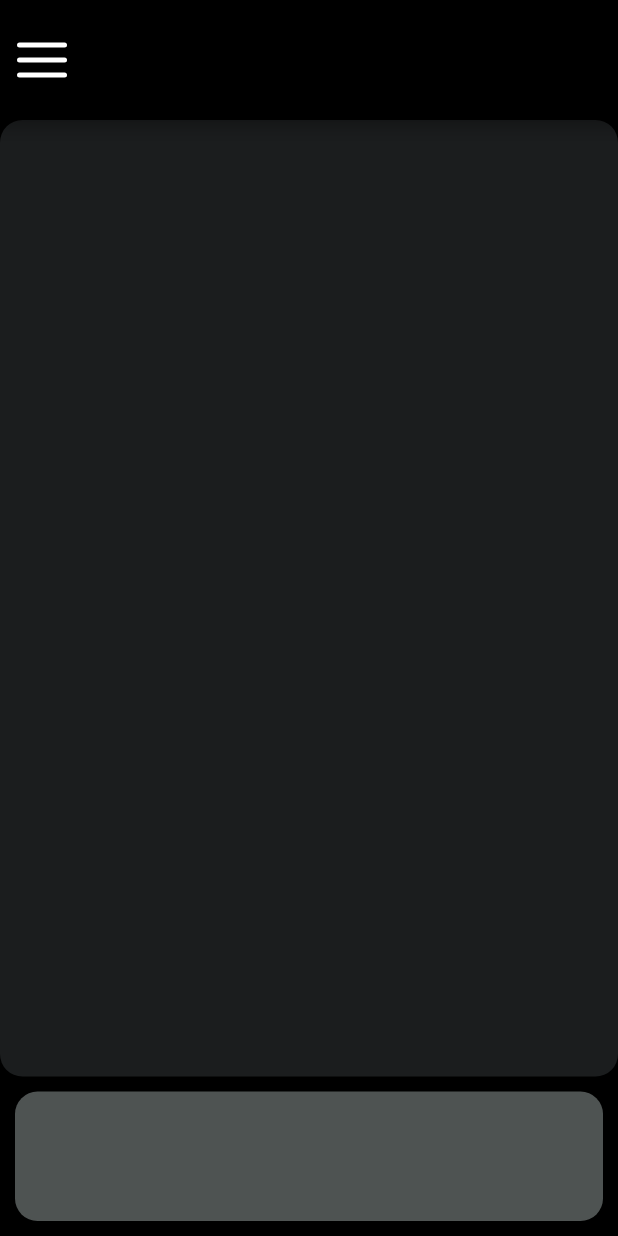
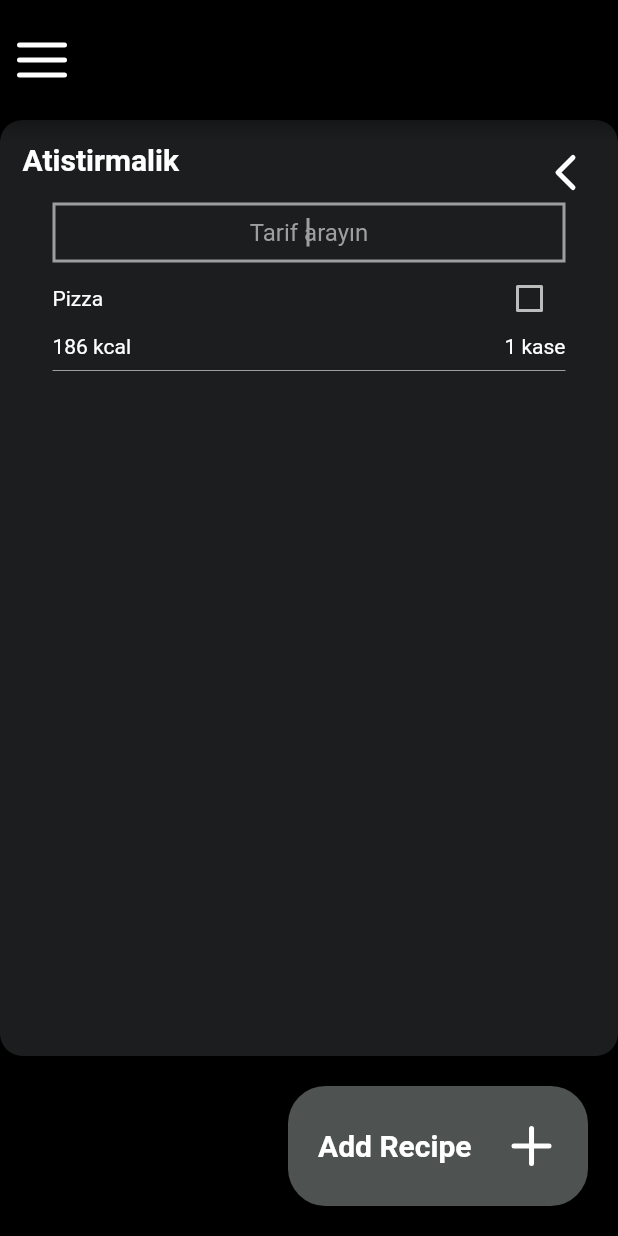
Before and after one commit to engineerturph/diethelper, a Flutter app: the screen it shows after launch, after a tap on an icon or button, on a phone screen of 412 x 824 dp. Run offline on Flutter 3.47's test engine with Material 2 defaults, Android fonts, the phone set to English and light mode, and no system bars; our stand-ins replace flutter_feather_icons.

Commit message:
meal page improvements

```diff
--- a/lib/constants.dart
+++ b/lib/constants.dart
@@ -2,3 +2,33 @@ import 'package:flutter/material.dart';
 
 const kMainColor = Color(0xFF1B1D1E);
 const kSecondaryColor = Color(0xFF4E5352);
+
+const kMiddleTextStyle =
+    TextStyle(color: Colors.white, fontWeight: FontWeight.bold, fontSize: 20.0);
+
+const kTextFieldDecoration = InputDecoration(
+  hintText: 'Tarif arayın',
+  hintStyle: TextStyle(color: Colors.grey),
+  border: OutlineInputBorder(
+    borderRadius: BorderRadius.zero,
+    borderSide: BorderSide(color: Colors.grey),
+  ),
+  constraints: BoxConstraints(maxHeight: 40.0),
+  contentPadding: EdgeInsets.zero,
+  enabledBorder: OutlineInputBorder(),
+);
+
+class MyColor extends MaterialStateColor {
+  const MyColor() : super(_defaultColor);
+
+  static const int _defaultColor = 0xFF1B1D1E;
+  static const int _pressedColor = 0xde000000;
+
+  @override
+  Color resolve(Set<MaterialState> states) {
+    if (states.contains(MaterialState.pressed)) {
+      return const Color(_pressedColor);
+    }
+    return const Color(_defaultColor);
+  }
+}
--- a/lib/main.dart
+++ b/lib/main.dart
@@ -1,7 +1,8 @@
 import 'package:flutter/material.dart';
 import 'package:cupertino_icons/cupertino_icons.dart';
 import 'screens/main_screen.dart';
-import 'package:diethelper/screens/secondary_screen.dart';
+import 'package:diethelper/screens/meal_screen.dart';
+import 'constants.dart';
 
 void main() {
   runApp(const MyApp());
@@ -17,12 +18,21 @@ class MyApp extends StatelessWidget {
       debugShowCheckedModeBanner: false,
       title: 'Flutter Demo',
       theme: ThemeData(
-        primarySwatch: Colors.blue,
+        brightness: Brightness.dark,
+        primarySwatch: Colors.grey,
+        primaryColor: Colors.black,
+        textButtonTheme: TextButtonThemeData(
+          style: ButtonStyle(
+            padding: MaterialStateProperty.all<EdgeInsets>(EdgeInsets.zero),
+            minimumSize: MaterialStateProperty.all<Size>(Size.zero),
+            overlayColor: MyColor(),
+          ),
+        ),
       ),
       initialRoute: MainScreen.id,
       routes: {
         MainScreen.id: (context) => MainScreen(),
-        SecondaryScreen.id: (context) => SecondaryScreen(),
+        MealScreen.id: (context) => MealScreen(),
       },
     );
   }
--- a/lib/screens/main_screen.dart
+++ b/lib/screens/main_screen.dart
@@ -1,4 +1,4 @@
-import 'package:diethelper/screens/secondary_screen.dart';
+import 'package:diethelper/screens/meal_screen.dart';
 import 'package:flutter/material.dart';
 import "package:flutter_feather_icons/flutter_feather_icons.dart";
 import 'package:diethelper/constants.dart';
@@ -142,20 +142,19 @@ class mealBox extends StatelessWidget {
         children: [
           Text(
             innerText,
-            style: TextStyle(color: Colors.white),
+            style: TextStyle(color: Colors.white, fontWeight: FontWeight.bold),
           ),
           TextButton(
-            style: ButtonStyle(overlayColor: MyColor()),
             onPressed: () {
               Navigator.push(
                 context,
-                MaterialPageRoute(builder: (context) => SecondaryScreen()),
+                MaterialPageRoute(builder: (context) => MealScreen()),
               );
             },
             child: Icon(
               FeatherIcons.plusSquare,
+              size: 40.0,
               color: Colors.white,
-              size: 40.0,
             ),
           )
         ],
@@ -168,18 +167,3 @@ class mealBox extends StatelessWidget {
     );
   }
 }
-
-class MyColor extends MaterialStateColor {
-  const MyColor() : super(_defaultColor);
-
-  static const int _defaultColor = 0xFF1B1D1E;
-  static const int _pressedColor = 0xde000000;
-
-  @override
-  Color resolve(Set<MaterialState> states) {
-    if (states.contains(MaterialState.pressed)) {
-      return const Color(_pressedColor);
-    }
-    return const Color(_defaultColor);
-  }
-}
--- /dev/null
+++ b/lib/screens/meal_screen.dart
@@ -0,0 +1,195 @@
+import 'package:diethelper/screens/main_screen.dart';
+import 'package:flutter/material.dart';
+import "package:flutter_feather_icons/flutter_feather_icons.dart";
+import 'package:diethelper/constants.dart';
+
+var FoodsList = [];
+bool? isChecked = false;
+
+class MealScreen extends StatefulWidget {
+  static const id = '/second';
+  @override
+  State<MealScreen> createState() => _MealScreenState();
+}
+
+class _MealScreenState extends State<MealScreen> {
+  @override
+  Widget build(BuildContext context) {
+    return Scaffold(
+      backgroundColor: Colors.black,
+      appBar: AppBar(
+        backgroundColor: Colors.black,
+        iconTheme: IconThemeData(size: 50.0, color: Colors.white),
+        toolbarHeight: 80.0,
+        leading: Builder(
+          builder: (context) => IconButton(
+            icon: Icon(FeatherIcons.menu),
+            onPressed: () => Scaffold.of(context).openDrawer(),
+          ),
+        ),
+        title: null,
+      ),
+      body: BodyWidget(),
+      drawer: Drawer(
+        backgroundColor: Color(0xFF1B1D1E),
+        child: ListView(
+          padding: EdgeInsets.zero,
+          children: const <Widget>[
+            DrawerHeader(
+              decoration: BoxDecoration(
+                color: Color(0xFF1B1D1E),
+              ),
+              child: Text(
+                'Empty Drawer again',
+                style: TextStyle(
+                  color: Colors.white,
+                  fontSize: 24,
+                ),
+              ),
+            ),
+          ],
+        ),
+      ),
+    );
+  }
+}
+
+class BodyWidget extends StatefulWidget {
+  const BodyWidget({Key? key}) : super(key: key);
+
+  @override
+  State<BodyWidget> createState() => _BodyWidgetState();
+}
+
+class _BodyWidgetState extends State<BodyWidget> {
+  @override
+  void initState() {
+    // TODO: implement initState
+    super.initState();
+    FoodsList.add(MealBox());
+  }
+
+  @override
+  Widget build(BuildContext context) {
+    return Column(
+      crossAxisAlignment: CrossAxisAlignment.end,
+      children: [
+        Expanded(
+          flex: 6,
+          child: Container(
+            width: double.infinity,
+            child: Padding(
+              padding: const EdgeInsets.all(15.0),
+              child: Column(
+                children: [
+                  Row(
+                    mainAxisAlignment: MainAxisAlignment.spaceBetween,
+                    crossAxisAlignment: CrossAxisAlignment.start,
+                    children: [
+                      Text(
+                        'Atistirmalik',
+                        style: kMiddleTextStyle,
+                      ),
+                      Icon(
+                        FeatherIcons.chevronLeft,
+                        color: Colors.white,
+                        size: 40.0,
+                      )
+                    ],
+                  ),
+                  Padding(
+                    padding: EdgeInsets.symmetric(horizontal: 20.0),
+                    child: Column(
+                      children: [
+                        TextField(
+                          decoration: kTextFieldDecoration,
+                          autofocus: true,
+                          textAlign: TextAlign.center,
+                          maxLines: 1,
+                        ),
+                        ...FoodsList
+                      ],
+                    ),
+                  )
+                ],
+              ),
+            ),
+            decoration: BoxDecoration(
+              color: kMainColor,
+              borderRadius: BorderRadius.circular(15.0),
+            ),
+          ),
+        ),
+        Container(
+          margin: EdgeInsets.all(20.0),
+          decoration: BoxDecoration(
+            color: kSecondaryColor,
+            borderRadius: BorderRadius.circular(25.0),
+          ),
+          width: 200.0,
+          height: 80.0,
+          child: TextButton(
+            style: ButtonStyle(
+              padding: MaterialStateProperty.all<EdgeInsets>(EdgeInsets.zero),
+              minimumSize: MaterialStateProperty.all<Size>(Size.zero),
+              overlayColor: MyColor(),
+            ),
+            onPressed: () {},
+            child: Row(
+              children: [
+                Padding(
+                  padding: EdgeInsets.only(left: 20.0, right: 20.0),
+                  child: Text(
+                    'Add Recipe',
+                    style: kMiddleTextStyle,
+                  ),
+                ),
+                Icon(
+                  FeatherIcons.plus,
+                  color: Colors.white,
+                  size: 40.0,
+                ),
+              ],
+            ),
+          ),
+        )
+      ],
+    );
+  }
+}
+
+class MealBox extends StatefulWidget {
+  const MealBox({Key? key}) : super(key: key);
+
+  @override
+  State<MealBox> createState() => _MealBoxState();
+}
+
+class _MealBoxState extends State<MealBox> {
+  @override
+  Widget build(BuildContext context) {
+    return Column(
+      children: [
+        Row(
+          mainAxisAlignment: MainAxisAlignment.spaceBetween,
+          children: [
+            Text('Pizza'),
+            Checkbox(
+                checkColor: Colors.black,
+                value: isChecked,
+                onChanged: (bool? newValue) {
+                  setState(() {
+                    isChecked = newValue;
+                  });
+                })
+          ],
+        ),
+        Row(
+          mainAxisAlignment: MainAxisAlignment.spaceBetween,
+          children: [Text('186 kcal'), Text('1 kase')],
+        ),
+        Divider(color: Colors.grey)
+      ],
+    );
+  }
+}
--- a/lib/screens/secondary_screen.dart
+++ /dev/null
@@ -1,87 +0,0 @@
-import 'package:flutter/material.dart';
-import "package:flutter_feather_icons/flutter_feather_icons.dart";
-import 'package:diethelper/constants.dart';
-
-class SecondaryScreen extends StatefulWidget {
-  static const id = '/second';
-  @override
-  State<SecondaryScreen> createState() => _SecondaryScreenState();
-}
-
-class _SecondaryScreenState extends State<SecondaryScreen> {
-  @override
-  Widget build(BuildContext context) {
-    return Scaffold(
-      backgroundColor: Colors.black,
-      appBar: AppBar(
-        backgroundColor: Colors.black,
-        iconTheme: IconThemeData(size: 50.0, color: Colors.white),
-        toolbarHeight: 80.0,
-        leading: Builder(
-          builder: (context) => IconButton(
-            icon: Icon(FeatherIcons.menu),
-            onPressed: () => Scaffold.of(context).openDrawer(),
-          ),
-        ),
-        title: null,
-      ),
-      body: BodyWidget(),
-      drawer: Drawer(
-        backgroundColor: Color(0xFF1B1D1E),
-        child: ListView(
-          padding: EdgeInsets.zero,
-          children: const <Widget>[
-            DrawerHeader(
-              decoration: BoxDecoration(
-                color: Color(0xFF1B1D1E),
-              ),
-              child: Text(
-                'Empty Drawer again',
-                style: TextStyle(
-                  color: Colors.white,
-                  fontSize: 24,
-                ),
-              ),
-            ),
-          ],
-        ),
-      ),
-    );
-  }
-}
-
-class BodyWidget extends StatefulWidget {
-  const BodyWidget({Key? key}) : super(key: key);
-
-  @override
-  State<BodyWidget> createState() => _BodyWidgetState();
-}
-
-class _BodyWidgetState extends State<BodyWidget> {
-  @override
-  Widget build(BuildContext context) {
-    return Column(
-      children: [
-        Expanded(
-          flex: 6,
-          child: Container(
-            decoration: BoxDecoration(
-              color: kMainColor,
-              borderRadius: BorderRadius.circular(15.0),
-            ),
-          ),
-        ),
-        Expanded(
-          flex: 1,
-          child: Container(
-            margin: EdgeInsets.all(10.0),
-            decoration: BoxDecoration(
-              color: kSecondaryColor,
-              borderRadius: BorderRadius.circular(15.0),
-            ),
-          ),
-        )
-      ],
-    );
-  }
-}
```
